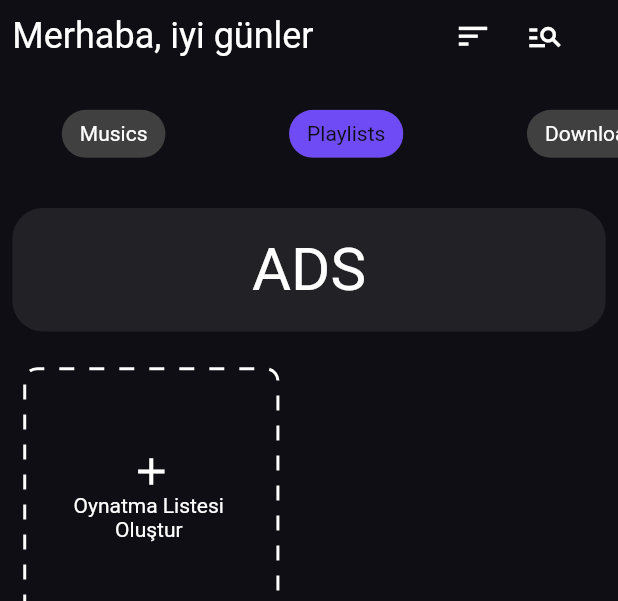
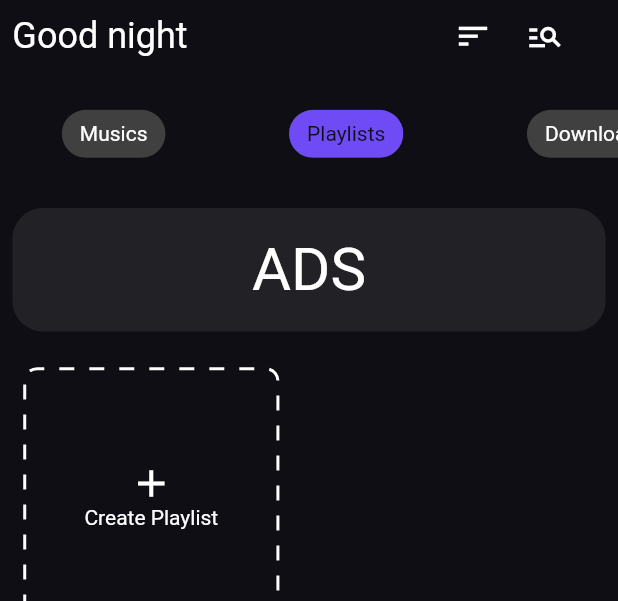
Before and after one commit to furkanagess/music_player_app, a Flutter app: the screen it shows after launch, after a tap on "Playlists", on a phone screen of 412 x 824 dp, the part 84-685 px from its top. Run offline on Flutter 3.47's test engine with Material 2 defaults, Android fonts, the phone set to English and light mode, and no system bars; drawn by our look-alikes of dotted_border; our stand-ins replace audioplayers; network calls fail.

Commit message:
app_strings fixes

```diff
--- a/lib/product/constants/appConstants/app_strings.dart
+++ b/lib/product/constants/appConstants/app_strings.dart
@@ -3,9 +3,9 @@
 final class AppStrings {
   static const empty = '';
   static const appName = 'Video Player App';
-  static const closeAd = 'Reklamları Kapat';
+  static const closeAd = 'Remove Ads';
 
-  static const next = 'Devam et';
+  static const next = 'Continue';
   static const reachProperties = 'Tüm özelliklere eriş. Mükemmel bir Player \n          deneyimine hazır ol!';
   static const reachProperties2 =
       'Tüm özelliklere eriş. Mükemmel bir Player  \n deneyimine hazır ol!  Tüm özelliklere eriş.  \n deneyimine hazır ol!';
@@ -13,20 +13,20 @@ final class AppStrings {
   static const musicTitle = 'Kalbin Yok Mu';
   static const musicSubTitle = 'Marc Aryan';
   static const recent = 'Recent';
-  static const header = 'Merhaba, iyi günler';
-  static const playNext = 'Sonrakini Çal';
-  static const addMusic = 'Parçalara Ekle';
-  static const addList = 'Oynatma Listesine Ekle';
-  static const repeatAll = 'Tümünü Tekrarla';
+  static const header = 'Good night';
+  static const playNext = 'Play next';
+  static const addMusic = 'Add to my musics';
+  static const addList = 'Add to playlist';
+  static const repeatAll = 'Repeat all';
 
-  static const deleteList = 'Çalma Listesinden Sil';
-  static const report = 'İçeriği Raporla';
+  static const deleteList = 'Remove from playlist';
+  static const report = 'Report content';
   static const ads = 'ADS';
 
-  // Create Playlist Bottom Sheet
-  static const createPlaylist = 'Oynatma Listesi \n        Oluştur';
+  //  Playlist
+  static const createPlaylist = 'Create Playlist';
   static const playlistName = 'Oynatma Listesi Adı';
-  static const giveName = 'İsimlendir';
+  static const create = 'Create';
 
   // Drawer Hints
   static const library = 'Library';
```
